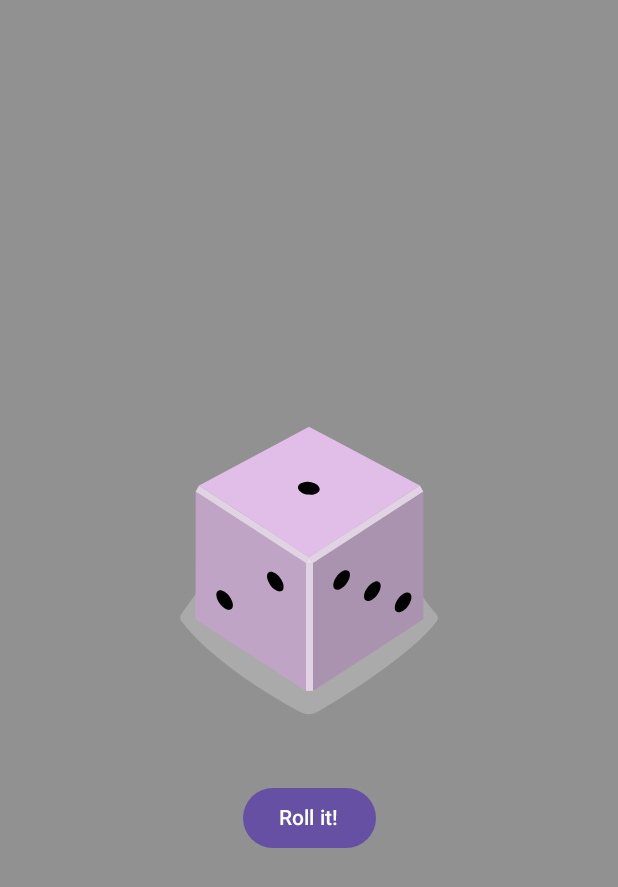
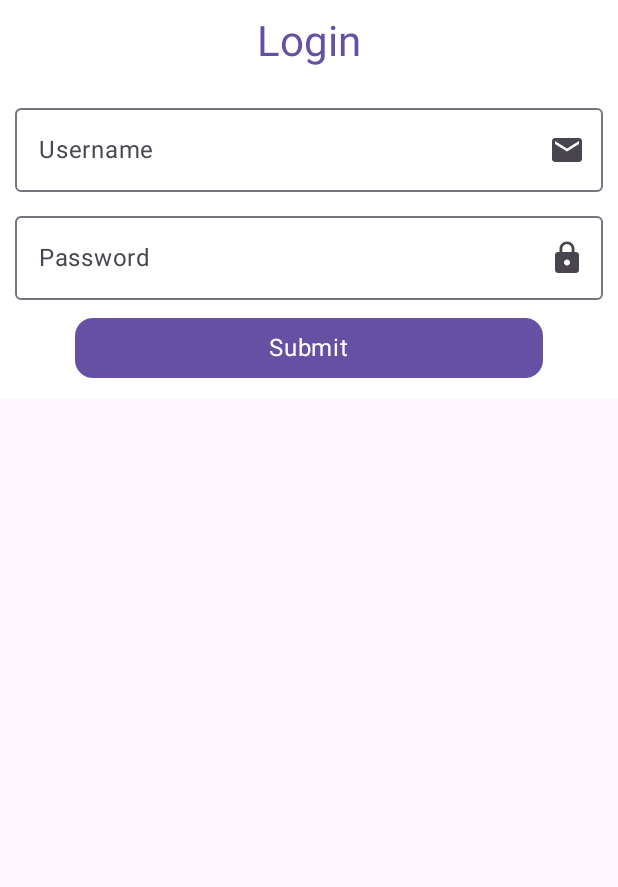
Before and after one commit to FuzzyKala/BeBo, an Android app built with Jetpack Compose: the screen it shows after launch (MainActivity), on a phone screen of 412 x 824 dp. Shown: the top 887 px of the screen. Run offline under Robolectric (Android 15) with nearby library versions, the phone set to English and light mode, and no system bars.

Commit message:
Login Form

```diff
--- a/app/src/main/java/com/example/bebo/MainActivity.kt
+++ b/app/src/main/java/com/example/bebo/MainActivity.kt
@@ -17,6 +17,7 @@ import com.example.bebo.composables.BMI
 import com.example.bebo.composables.DiceRoll
 import com.example.bebo.composables.DistanceTransfer
 import com.example.bebo.composables.HeartRate
+import com.example.bebo.composables.LoginForm
 import com.example.bebo.composables.TemperateConverter
 import com.example.bebo.ui.theme.BeBoTheme
 
@@ -38,7 +39,8 @@ class MainActivity : ComponentActivity() {
 //                        BMI()
 //                        DistanceTransfer()
 //                        TemperateConverter()
-                        DiceRoll()
+//                        DiceRoll()
+                        LoginForm()
                     }
 
                 }
--- /dev/null
+++ b/app/src/main/java/com/example/bebo/composables/LoginForm.kt
@@ -0,0 +1,110 @@
+package com.example.bebo.composables
+
+import androidx.compose.foundation.background
+import androidx.compose.foundation.clickable
+import androidx.compose.foundation.layout.Arrangement
+import androidx.compose.foundation.layout.Box
+import androidx.compose.foundation.layout.Column
+import androidx.compose.foundation.layout.fillMaxWidth
+import androidx.compose.foundation.layout.padding
+import androidx.compose.foundation.shape.RoundedCornerShape
+import androidx.compose.foundation.text.KeyboardOptions
+import androidx.compose.material.icons.Icons
+import androidx.compose.material.icons.filled.Email
+import androidx.compose.material.icons.filled.Lock
+import androidx.compose.material3.Button
+import androidx.compose.material3.Icon
+import androidx.compose.material3.MaterialTheme
+import androidx.compose.material3.OutlinedTextField
+import androidx.compose.material3.Text
+import androidx.compose.runtime.Composable
+import androidx.compose.runtime.getValue
+import androidx.compose.runtime.mutableStateOf
+import androidx.compose.runtime.remember
+import androidx.compose.runtime.setValue
+import androidx.compose.ui.Alignment
+import androidx.compose.ui.Modifier
+import androidx.compose.ui.graphics.Color
+import androidx.compose.ui.text.input.KeyboardType
+import androidx.compose.ui.text.input.PasswordVisualTransformation
+import androidx.compose.ui.text.input.VisualTransformation
+import androidx.compose.ui.unit.dp
+
+
+@Composable
+fun LoginForm(modifier: Modifier = Modifier) {
+    var username by remember { mutableStateOf("") }
+    var password by remember { mutableStateOf("") }
+    var isPasswordVisible by remember { mutableStateOf(false) }
+    Column(
+        modifier = modifier
+            .fillMaxWidth()
+            .background(color = Color.White),
+        horizontalAlignment = Alignment.CenterHorizontally,
+        verticalArrangement = Arrangement.spacedBy(8.dp)
+    ) {
+        Text(
+            color = MaterialTheme.colorScheme.primary,
+            text = "Login",
+            style = MaterialTheme.typography.headlineMedium,
+            modifier = modifier.padding(vertical = 10.dp)
+        )
+        OutlinedTextField(
+            value = username,
+            onValueChange = { username = it },
+            label = { Text(text = "Username") },
+            placeholder = { Text(text = "Type username here") },
+            keyboardOptions = KeyboardOptions(keyboardType = KeyboardType.Email),
+            modifier = modifier
+                .fillMaxWidth()
+                .padding(horizontal = 10.dp),
+            trailingIcon = {
+                Icon(
+                    imageVector = Icons.Default.Email,
+                    contentDescription = "Email icon",
+                )
+            }
+        )
+        OutlinedTextField(
+            value = password,
+            onValueChange = { password = it },
+            label = { Text(text = "Password") },
+            placeholder = { Text(text = "Type password here") },
+            keyboardOptions = KeyboardOptions(keyboardType = KeyboardType.Password),
+            modifier = modifier
+                .fillMaxWidth()
+                .padding(horizontal = 10.dp),
+            visualTransformation = if (isPasswordVisible) VisualTransformation.None else PasswordVisualTransformation(),
+            trailingIcon = {
+                Box(modifier = Modifier.clickable(onClick = {isPasswordVisible = !isPasswordVisible})) {
+                    Icon(
+                        imageVector = Icons.Default.Lock,
+                        contentDescription = "Password icon",
+                    )
+                }
+
+            }
+        )
+        Button(
+            onClick = {},
+            modifier = modifier
+                .fillMaxWidth()
+                .padding(horizontal = 50.dp)
+                .padding(bottom = 10.dp),
+            shape = RoundedCornerShape(12.dp)
+        )
+        {
+            Text(
+                text = "Submit",
+                style = MaterialTheme.typography.bodyLarge
+            )
+        }
+
+    }
+}
+
+//@Composable
+//fun InputSection(modifier: Modifier = Modifier){
+//
+//
+//}
```
